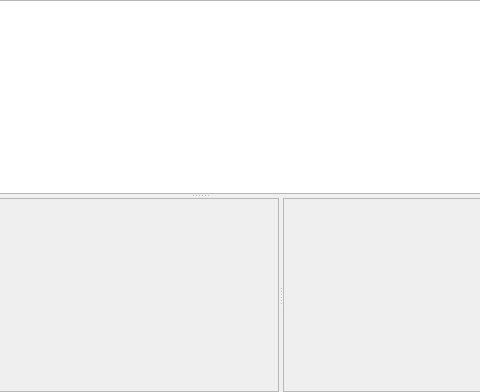
The window that kdevplatform/vcs/widgets/vcseventwidget.ui (KDE/kdevelop) describes before a commit, drawn with Qt 5; both pictures show x 207 to 687 and y 0 to 392 of the 814 by 392 pixel window.
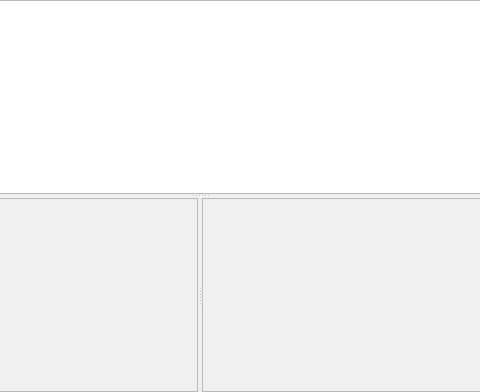
The same window after the commit.

Commit message: VCS History dialog: more horizontal space for commit message by default

What changed in the file:
```diff
--- a/kdevplatform/vcs/widgets/vcseventwidget.ui
+++ b/kdevplatform/vcs/widgets/vcseventwidget.ui
@@ -68,12 +68,6 @@
        <property name="enabled">
         <bool>false</bool>
        </property>
-       <property name="sizePolicy">
-        <sizepolicy hsizetype="Expanding" vsizetype="Expanding">
-         <horstretch>3</horstretch>
-         <verstretch>0</verstretch>
-        </sizepolicy>
-       </property>
        <property name="editTriggers">
         <set>QAbstractItemView::NoEditTriggers</set>
        </property>
@@ -97,12 +91,6 @@
        <property name="enabled">
         <bool>false</bool>
        </property>
-       <property name="sizePolicy">
-        <sizepolicy hsizetype="Expanding" vsizetype="Expanding">
-         <horstretch>2</horstretch>
-         <verstretch>0</verstretch>
-        </sizepolicy>
-       </property>
        <property name="openLinks">
         <bool>false</bool>
        </property>
```
